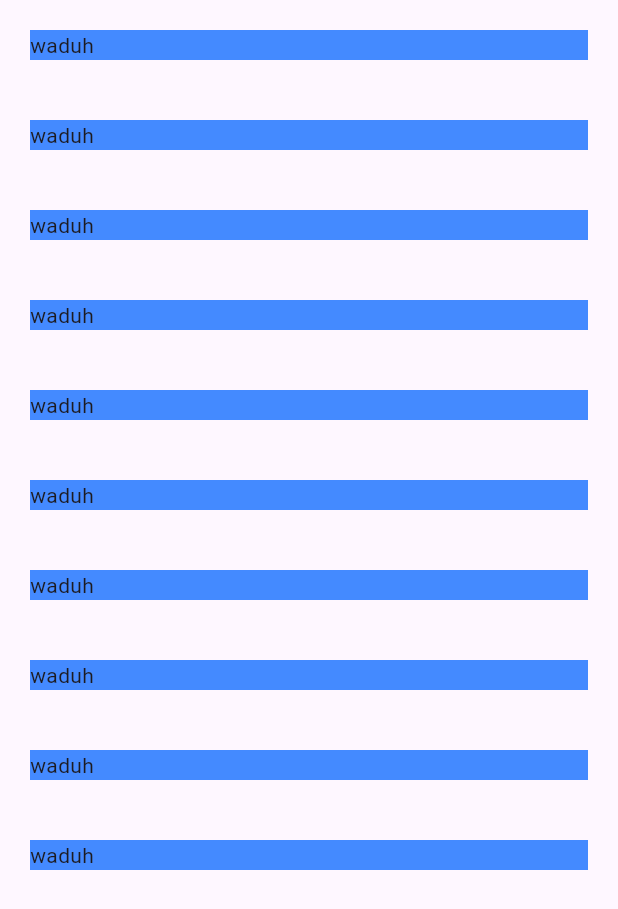
After one commit to Drissha/read_list, a Flutter app: the AddListView screen opened directly, on a phone screen of 412 x 824 dp. The commit adds this screen. Shown: the top 909 px of the screen. Run offline on Flutter 3.47's test engine with Material 3 defaults, Android fonts, the phone set to English and light mode, and no system bars.

Commit message:
menambah responsif di add_list

```diff
--- /dev/null
+++ b/lib/add/add_list.dart
@@ -0,0 +1,38 @@
+import 'package:flutter/material.dart';
+
+class AddListView extends StatelessWidget {
+  const AddListView({super.key});
+
+  @override
+  Widget build(BuildContext context) {
+    return Scaffold(
+      body: LayoutBuilder(builder: (BuildContext context, constraints) {
+        if (constraints.maxWidth < 600) {
+          return ListView(
+            children: _generatedConstraints(),
+          );
+        } else if (constraints.maxWidth < 900) {
+          return GridView.count(
+            crossAxisCount: 2,
+            children: _generatedConstraints(),
+          );
+        } else {
+          return GridView.count(
+            crossAxisCount: 6,
+            children: _generatedConstraints(),
+          );
+        }
+      }),
+    );
+  }
+}
+
+List<Widget> _generatedConstraints() {
+  return List<Widget>.generate(10, (index) {
+    return Container(
+      margin: EdgeInsets.all(20),
+      color: Colors.blueAccent,
+      child: Text('waduh'),
+    );
+  });
+}
```
Also changed, not shown: lib/detail/detail_view.dart (added, +25 -0 lines), lib/home/home_view.dart (+6 -1 lines).
